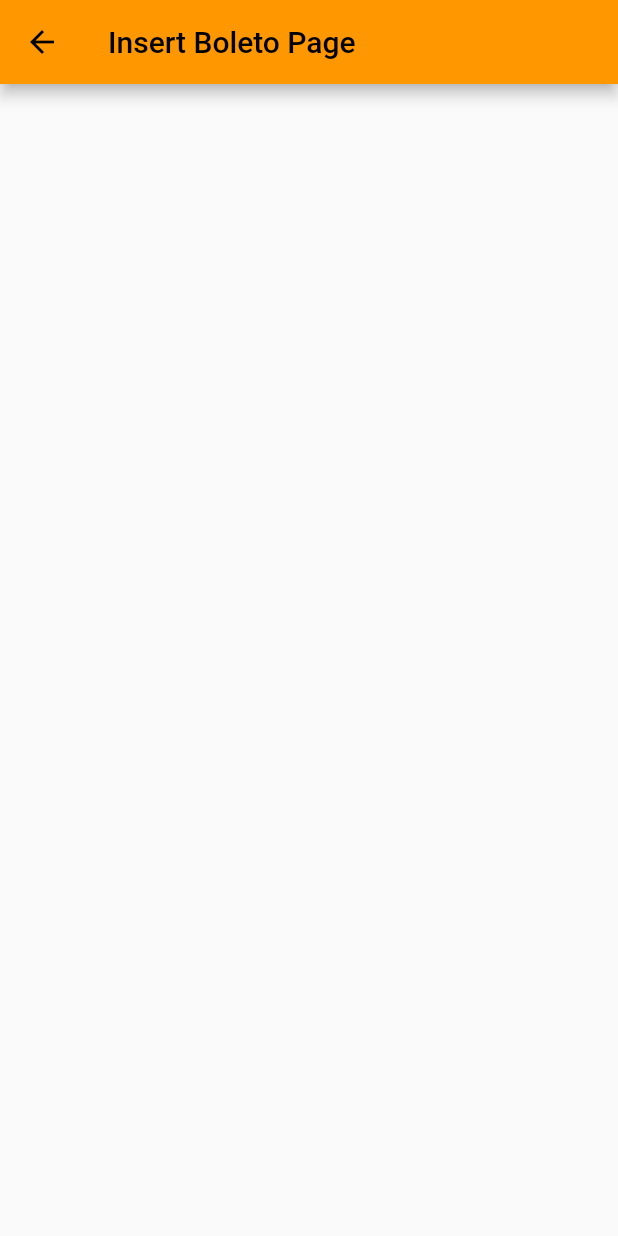
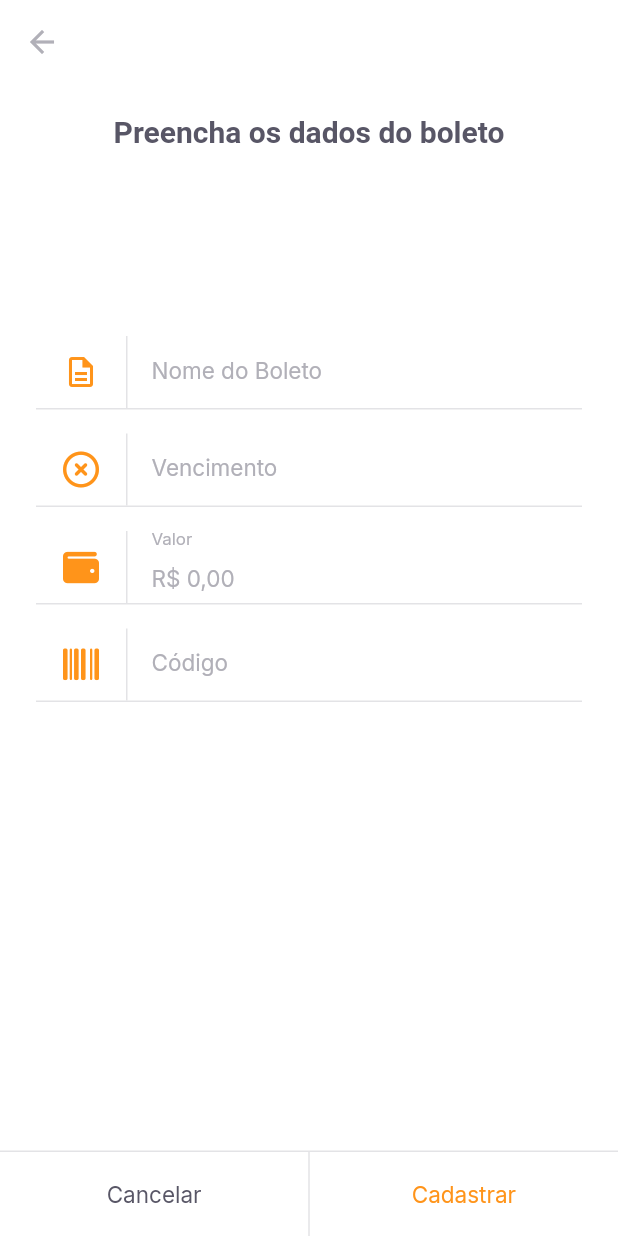
Before and after one commit to amintasvrp/payflow, a Flutter app: the InsertBoletoPage screen opened by its route, on a phone screen of 412 x 824 dp. Run offline on Flutter 3.47's test engine with Material 2 defaults, Android fonts, the phone set to English and light mode, and no system bars; our stand-ins replace camera, firebase_core, flutter_masked_text2, font_awesome_flutter, google_fonts, google_sign_in and 2 more; missing offline and left inert: google_ml_kit; accounts and stored records are empty.

Commit message:
Criando tela de cadastro de boletos

```diff
--- a/lib/app_widget.dart
+++ b/lib/app_widget.dart
@@ -2,7 +2,7 @@ import 'package:flutter/material.dart';
 import 'package:flutter/services.dart';
 import 'package:payflow/modules/barcode_scanner/barcode_scanner_page.dart';
 import 'package:payflow/modules/home/home_page.dart';
-import 'package:payflow/modules/insert_boleto/insert_boleto.dart';
+import 'package:payflow/modules/insert_boleto/insert_boleto_page.dart';
 import 'package:payflow/modules/login/login_page.dart';
 import 'package:payflow/modules/splash/splash_page.dart';
 import 'package:payflow/shared/themes/app_colors.dart';
--- a/lib/modules/home/home_page.dart
+++ b/lib/modules/home/home_page.dart
@@ -59,7 +59,8 @@ class _HomePageState extends State<HomePage> {
               )),
           GestureDetector(
             onTap: () {
-              Navigator.pushNamed(context, "/barcode_scanner");
+              // Navigator.pushNamed(context, "/barcode_scanner");
+              Navigator.pushNamed(context, "/insert_boleto");
             },
             child: Container(
               width: 56,
--- a/lib/modules/insert_boleto/insert_boleto.dart
+++ /dev/null
@@ -1,12 +0,0 @@
-import 'package:flutter/material.dart';
-
-class InsertBoletoPage extends StatelessWidget {
-  const InsertBoletoPage({super.key});
-
-  @override
-  Widget build(BuildContext context) {
-    return Scaffold(
-      appBar: AppBar(title: const Text("Insert Boleto Page")),
-    );
-  }
-}
--- /dev/null
+++ b/lib/modules/insert_boleto/insert_boleto_controller.dart
@@ -0,0 +1,46 @@
+import 'package:flutter/material.dart';
+import 'package:payflow/shared/models/boleto_model.dart';
+import 'package:shared_preferences/shared_preferences.dart';
+
+class InsertBoletoController {
+  final formKey = GlobalKey<FormState>();
+  BoletoModel model = BoletoModel();
+
+  String? validateNome(String? value) =>
+      value?.isEmpty ?? true ? 'O nome não pode ser vazio' : null;
+
+  String? validateVencimento(String? value) =>
+      value?.isEmpty ?? true ? 'O vencimento não pode ser vazio' : null;
+
+  String? validateValor(double value) =>
+      value == 0 ? 'Insira um valor maior que \$0.00' : null;
+
+  String? validateCodigo(String? value) =>
+      value?.isEmpty ?? true ? 'O código do boleto não pode ser vazio' : null;
+
+  Future<void> cadastrarBoleto() async {
+    final form = formKey.currentState;
+    if (form!.validate()) {
+      return saveBoleto();
+    }
+  }
+
+  Future<void> saveBoleto() async {
+    final instance = await SharedPreferences.getInstance();
+    final boletos = instance.getStringList('boletos') ?? <String>[];
+    boletos.add(model.toJson());
+    await instance.setStringList('boletos', boletos);
+    return;
+  }
+
+  void onChange({
+    String? name,
+    String? dueDate,
+    double? value,
+    String? barcode,
+  }) =>
+      {
+        model = model.copyWith(
+            name: name, dueDate: dueDate, value: value, barcode: barcode)
+      };
+}
--- /dev/null
+++ b/lib/modules/insert_boleto/insert_boleto_page.dart
@@ -0,0 +1,118 @@
+// ignore_for_file: use_build_context_synchronously
+
+import 'package:flutter/material.dart';
+import 'package:flutter_masked_text2/flutter_masked_text2.dart';
+import 'package:font_awesome_flutter/font_awesome_flutter.dart';
+import 'package:payflow/modules/insert_boleto/insert_boleto_controller.dart';
+import 'package:payflow/shared/themes/app_colors.dart';
+import 'package:payflow/shared/themes/app_text_styles.dart';
+import 'package:payflow/shared/widgets/input_text/input_text_widget.dart';
+import 'package:payflow/shared/widgets/set_label_buttons/set_label_bottons.dart';
+
+class InsertBoletoPage extends StatefulWidget {
+  final String? barcode;
+
+  const InsertBoletoPage({super.key, this.barcode});
+
+  @override
+  State<InsertBoletoPage> createState() => _InsertBoletoPageState();
+}
+
+class _InsertBoletoPageState extends State<InsertBoletoPage> {
+  final controller = InsertBoletoController();
+  final moneyInputTextController =
+      MoneyMaskedTextController(leftSymbol: "R\$ ", decimalSeparator: ",");
+  final dueDateTextController = MaskedTextController(mask: "00/00/0000");
+  final barcodeInputTextController = TextEditingController();
+
+  @override
+  void initState() {
+    if (widget.barcode != null) {
+      barcodeInputTextController.text = widget.barcode!;
+    }
+    super.initState();
+  }
+
+  @override
+  Widget build(BuildContext context) {
+    return Scaffold(
+      backgroundColor: AppColors.background,
+      appBar: AppBar(
+          backgroundColor: AppColors.background,
+          elevation: 0,
+          leading: const BackButton(color: AppColors.input)),
+      body: SingleChildScrollView(
+        child: Padding(
+          padding: const EdgeInsets.symmetric(horizontal: 24),
+          child:
+              Column(crossAxisAlignment: CrossAxisAlignment.center, children: [
+            Padding(
+              padding: const EdgeInsets.only(
+                  left: 10, right: 10, top: 20, bottom: 125),
+              child: Text(
+                "Preencha os dados do boleto",
+                style: TextStyles.titleBoldHeading,
+                textAlign: TextAlign.center,
+              ),
+            ),
+            Form(
+                key: controller.formKey,
+                child: Column(
+                  children: [
+                    InputTextWidget(
+                      label: "Nome do Boleto",
+                      icon: Icons.description_outlined,
+                      validator: controller.validateNome,
+                      onChanged: (value) {
+                        controller.onChange(name: value);
+                      },
+                    ),
+                    InputTextWidget(
+                      label: "Vencimento",
+                      icon: FontAwesomeIcons.circleXmark,
+                      controller: dueDateTextController,
+                      validator: controller.validateVencimento,
+                      onChanged: (value) {
+                        controller.onChange(dueDate: value);
+                      },
+                    ),
+                    InputTextWidget(
+                      label: "Valor",
+                      icon: FontAwesomeIcons.wallet,
+                      controller: moneyInputTextController,
+                      validator: (_) => controller
+                          .validateValor(moneyInputTextController.numberValue),
+                      onChanged: (value) {
+                        controller.onChange(
+                            value: moneyInputTextController.numberValue);
+                      },
+                    ),
+                    InputTextWidget(
+                      label: "Código",
+                      icon: FontAwesomeIcons.barcode,
+                      controller: barcodeInputTextController,
+                      validator: controller.validateCodigo,
+                      onChanged: (value) {
+                        controller.onChange(barcode: value);
+                      },
+                    )
+                  ],
+                ))
+          ]),
+        ),
+      ),
+      bottomNavigationBar: SetLabelButtons(
+        primaryLabel: "Cancelar",
+        primaryOnPressed: () {
+          Navigator.pop(context);
+        },
+        secondaryLabel: "Cadastrar",
+        secondaryOnPressed: () async {
+          await controller.cadastrarBoleto();
+          Navigator.pop(context);
+        },
+        enableSecondaryColor: true,
+      ),
+    );
+  }
+}
--- /dev/null
+++ b/lib/shared/models/boleto_model.dart
@@ -0,0 +1,72 @@
+// ignore_for_file: public_member_api_docs, sort_constructors_first
+import 'dart:convert';
+
+class BoletoModel {
+  final String? name;
+  final String? dueDate;
+  final double? value;
+  final String? barcode;
+  BoletoModel({
+    this.name,
+    this.dueDate,
+    this.value,
+    this.barcode,
+  });
+
+  BoletoModel copyWith({
+    String? name,
+    String? dueDate,
+    double? value,
+    String? barcode,
+  }) {
+    return BoletoModel(
+      name: name ?? this.name,
+      dueDate: dueDate ?? this.dueDate,
+      value: value ?? this.value,
+      barcode: barcode ?? this.barcode,
+    );
+  }
+
+  Map<String, dynamic> toMap() {
+    return <String, dynamic>{
+      'name': name,
+      'dueDate': dueDate,
+      'value': value,
+      'barcode': barcode,
+    };
+  }
+
+  factory BoletoModel.fromMap(Map<String, dynamic> map) {
+    return BoletoModel(
+      name: map['name'] != null ? map['name'] as String : null,
+      dueDate: map['dueDate'] != null ? map['dueDate'] as String : null,
+      value: map['value'] != null ? map['value'] as double : null,
+      barcode: map['barcode'] != null ? map['barcode'] as String : null,
+    );
+  }
+
+  String toJson() => json.encode(toMap());
+
+  factory BoletoModel.fromJson(String source) =>
+      BoletoModel.fromMap(json.decode(source) as Map<String, dynamic>);
+
+  @override
+  String toString() {
+    return 'BoletoModel(name: $name, dueDate: $dueDate, value: $value, barcode: $barcode)';
+  }
+
+  @override
+  bool operator ==(covariant BoletoModel other) {
+    if (identical(this, other)) return true;
+
+    return other.name == name &&
+        other.dueDate == dueDate &&
+        other.value == value &&
+        other.barcode == barcode;
+  }
+
+  @override
+  int get hashCode {
+    return name.hashCode ^ dueDate.hashCode ^ value.hashCode ^ barcode.hashCode;
+  }
+}
--- a/lib/shared/themes/app_colors.dart
+++ b/lib/shared/themes/app_colors.dart
@@ -9,4 +9,5 @@ class AppColors {
   static const stroke = Color(0xFFE3E3E6);
   static const shape = Color(0xFFFAFAFC);
   static const background = Color(0xFFFFFFFF);
+  static const input = Color(0xFFB1B0B8);
 }
--- a/lib/shared/themes/app_text_styles.dart
+++ b/lib/shared/themes/app_text_styles.dart
@@ -49,7 +49,7 @@ class TextStyles {
     color: AppColors.primary,
   );
   static final buttonHeading = GoogleFonts.inter(
-    fontSize: 13,
+    fontSize: 15,
     fontWeight: FontWeight.w400,
     color: AppColors.heading,
   );
@@ -113,4 +113,9 @@ class TextStyles {
     fontWeight: FontWeight.w600,
     color: AppColors.body,
   );
+  static final input = GoogleFonts.inter(
+    fontSize: 15,
+    fontWeight: FontWeight.w400,
+    color: AppColors.input,
+  );
 }
--- /dev/null
+++ b/lib/shared/widgets/input_text/input_text_widget.dart
@@ -0,0 +1,66 @@
+import 'package:flutter/material.dart';
+import 'package:payflow/shared/themes/app_colors.dart';
+import 'package:payflow/shared/themes/app_text_styles.dart';
+
+class InputTextWidget extends StatelessWidget {
+  final String label;
+  final IconData icon;
+  final String? initialValue;
+  final String? Function(String?)? validator;
+  final TextEditingController? controller;
+  final void Function(String value) onChanged;
+
+  const InputTextWidget(
+      {super.key,
+      required this.label,
+      required this.icon,
+      this.initialValue,
+      this.validator,
+      this.controller,
+      required this.onChanged});
+
+  @override
+  Widget build(BuildContext context) {
+    return Padding(
+      padding: const EdgeInsets.only(bottom: 16),
+      child: Column(
+        children: [
+          TextFormField(
+            initialValue: initialValue,
+            validator: validator,
+            onChanged: onChanged,
+            controller: controller,
+            style: TextStyles.input,
+            decoration: InputDecoration(
+                labelText: label,
+                labelStyle: TextStyles.input,
+                contentPadding: EdgeInsets.zero,
+                icon: Row(
+                  mainAxisSize: MainAxisSize.min,
+                  children: [
+                    Padding(
+                      padding: const EdgeInsets.symmetric(horizontal: 18),
+                      child: Icon(
+                        icon,
+                        color: AppColors.primary,
+                      ),
+                    ),
+                    Container(
+                      width: 1,
+                      height: 48,
+                      color: AppColors.stroke,
+                    )
+                  ],
+                ),
+                border: InputBorder.none),
+          ),
+          const Divider(
+            height: 1,
+            thickness: 1,
+            color: AppColors.stroke,
+          )
+        ],
+      ),
+    );
+  }
+}
--- a/lib/shared/widgets/set_label_buttons/set_label_bottons.dart
+++ b/lib/shared/widgets/set_label_buttons/set_label_bottons.dart
@@ -10,18 +10,30 @@ class SetLabelButtons extends StatelessWidget {
   final String secondaryLabel;
   final VoidCallback secondaryOnPressed;
   final bool enablePrimaryColor;
+  final bool enableSecondaryColor;
   const SetLabelButtons(
       {super.key,
       required this.primaryLabel,
       required this.primaryOnPressed,
       required this.secondaryLabel,
       required this.secondaryOnPressed,
-      this.enablePrimaryColor = false});
+      this.enablePrimaryColor = false,
+      this.enableSecondaryColor = false});
 
   @override
   Widget build(BuildContext context) {
     return Container(
-        color: AppColors.shape,
+        color: AppColors.background,
+        height: 57,
+        child: Column(
+          mainAxisSize: MainAxisSize.min,
+          children: [
+            const Divider(
+              thickness: 1,
+              height: 1,
+              color: AppColors.stroke,
+            ),
+            SizedBox(
               height: 56,
               child: Row(
                 children: [
@@ -38,8 +50,13 @@ class SetLabelButtons extends StatelessWidget {
                       child: LabelButton(
                     label: secondaryLabel,
                     onPressed: secondaryOnPressed,
-              style: TextStyles.buttonHeading,
+                    style: enableSecondaryColor
+                        ? TextStyles.buttonPrimary
+                        : TextStyles.buttonHeading,
                   )),
+                ],
+              ),
+            ),
           ],
         ));
   }
--- a/pubspec.yaml
+++ b/pubspec.yaml
@@ -43,6 +43,8 @@ dependencies:
   camera: ^0.10.5+5
   image_picker: ^1.0.4
   image_picker_for_web: ^3.0.1
+  font_awesome_flutter: ^10.6.0
+  flutter_masked_text2: ^0.9.1
 
 dev_dependencies:
   flutter_test:
```
Also changed, not shown: lib/modules/barcode_scanner/barcode_scanner_controller.dart (+52 -49 lines), lib/modules/barcode_scanner/barcode_scanner_page.dart (+9 -4 lines), lib/modules/barcode_scanner/barcode_scanner_status.dart (+6 -10 lines). Lines whose indentation alone changed are shown as unchanged.
